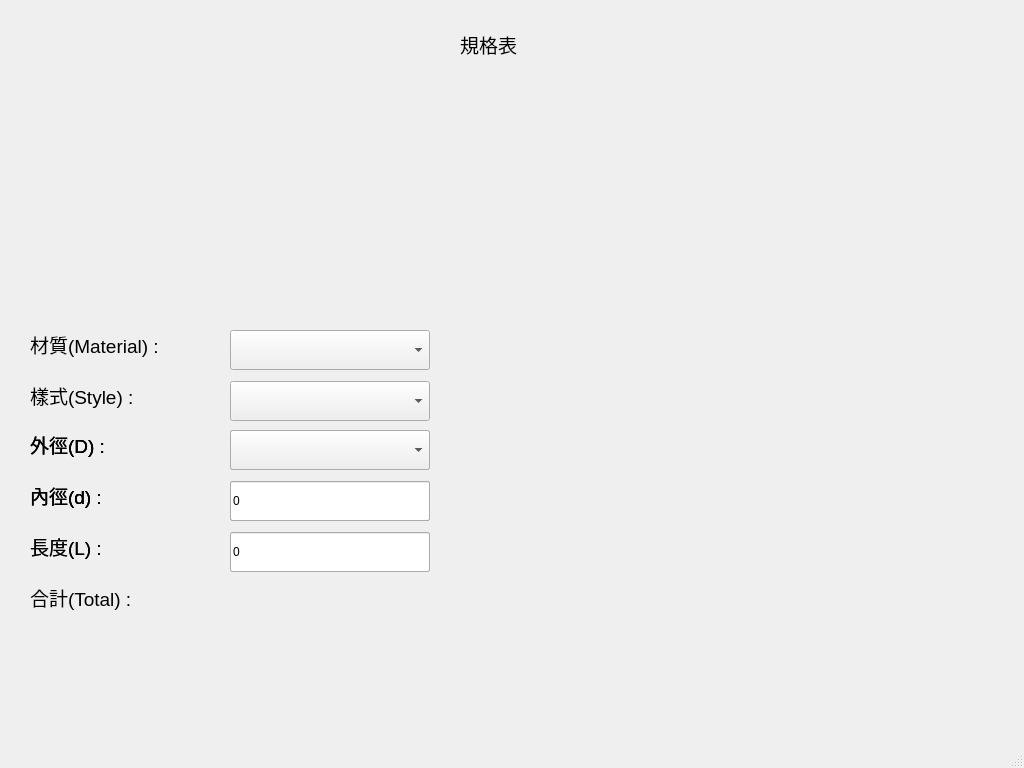
The window that resources/ui/materialCalculationView.ui (Chia-Peng/HungPoERP) describes before a commit, drawn with Qt 5.
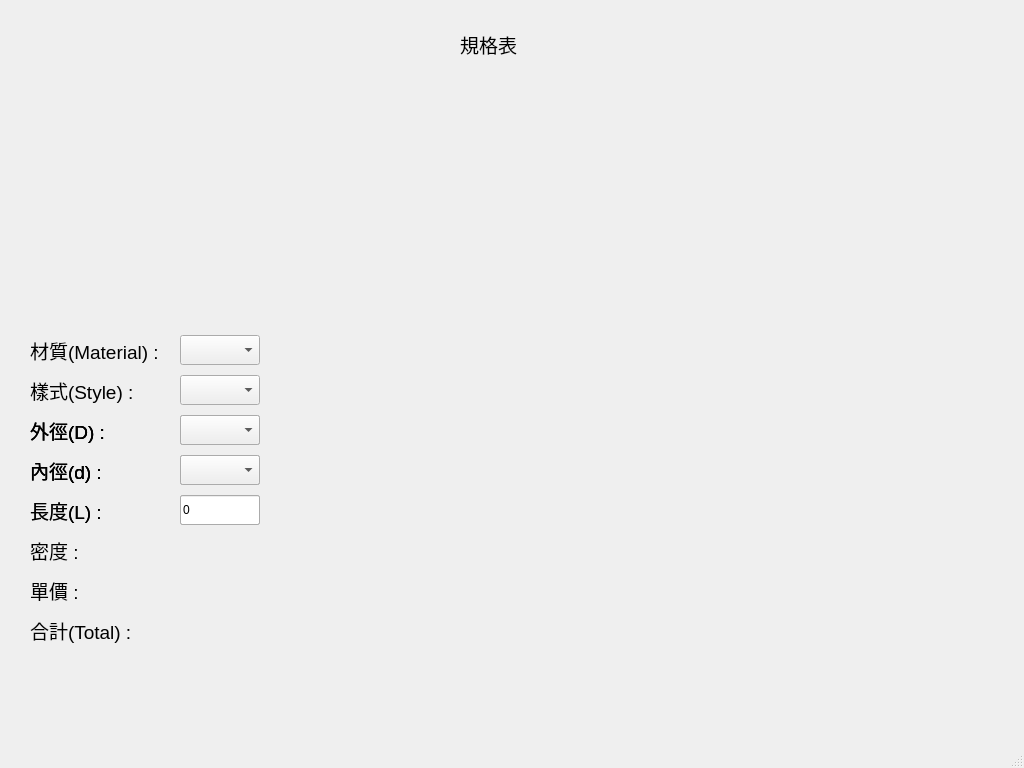
The same window after the commit.

```diff
--- a/resources/ui/materialCalculationView.ui
+++ b/resources/ui/materialCalculationView.ui
@@ -52,7 +52,7 @@
        <x>0</x>
        <y>0</y>
        <width>400</width>
-       <height>100</height>
+       <height>80</height>
       </rect>
      </property>
      <widget class="QLabel" name="label_2">
@@ -60,8 +60,8 @@
        <rect>
         <x>0</x>
         <y>0</y>
-        <width>200</width>
-        <height>50</height>
+        <width>150</width>
+        <height>40</height>
        </rect>
       </property>
       <property name="font">
@@ -73,16 +73,16 @@
        <string>材質(Material) :</string>
       </property>
       <property name="alignment">
-       <set>Qt::AlignLeading|Qt::AlignLeft|Qt::AlignTop</set>
+       <set>Qt::AlignLeading|Qt::AlignLeft|Qt::AlignVCenter</set>
       </property>
      </widget>
      <widget class="QLabel" name="label_3">
       <property name="geometry">
        <rect>
         <x>0</x>
-        <y>51</y>
-        <width>200</width>
-        <height>50</height>
+        <y>40</y>
+        <width>150</width>
+        <height>40</height>
        </rect>
       </property>
       <property name="font">
@@ -94,26 +94,26 @@
        <string>樣式(Style) :</string>
       </property>
       <property name="alignment">
-       <set>Qt::AlignLeading|Qt::AlignLeft|Qt::AlignTop</set>
+       <set>Qt::AlignLeading|Qt::AlignLeft|Qt::AlignVCenter</set>
       </property>
      </widget>
      <widget class="QComboBox" name="material_ComboBox">
       <property name="geometry">
        <rect>
-        <x>200</x>
-        <y>0</y>
-        <width>200</width>
-        <height>40</height>
+        <x>150</x>
+        <y>5</y>
+        <width>80</width>
+        <height>30</height>
        </rect>
       </property>
      </widget>
      <widget class="QComboBox" name="style_ComboBox">
       <property name="geometry">
        <rect>
-        <x>200</x>
-        <y>51</y>
-        <width>200</width>
-        <height>40</height>
+        <x>150</x>
+        <y>45</y>
+        <width>80</width>
+        <height>30</height>
        </rect>
       </property>
      </widget>
@@ -122,28 +122,28 @@
      <property name="geometry">
       <rect>
        <x>0</x>
-       <y>100</y>
+       <y>80</y>
        <width>400</width>
-       <height>150</height>
+       <height>120</height>
       </rect>
      </property>
      <widget class="QComboBox" name="typeA_ComboBox_1">
       <property name="geometry">
        <rect>
-        <x>200</x>
-        <y>0</y>
-        <width>200</width>
-        <height>40</height>
+        <x>150</x>
+        <y>5</y>
+        <width>80</width>
+        <height>30</height>
        </rect>
       </property>
      </widget>
      <widget class="QLineEdit" name="typeA_LineEdit_1">
       <property name="geometry">
        <rect>
-        <x>200</x>
-        <y>51</y>
-        <width>200</width>
-        <height>40</height>
+        <x>150</x>
+        <y>45</y>
+        <width>80</width>
+        <height>30</height>
        </rect>
       </property>
       <property name="text">
@@ -155,8 +155,8 @@
        <rect>
         <x>0</x>
         <y>0</y>
-        <width>200</width>
-        <height>50</height>
+        <width>150</width>
+        <height>40</height>
        </rect>
       </property>
       <property name="font">
@@ -168,16 +168,16 @@
        <string>外徑(D) :</string>
       </property>
       <property name="alignment">
-       <set>Qt::AlignLeading|Qt::AlignLeft|Qt::AlignTop</set>
+       <set>Qt::AlignLeading|Qt::AlignLeft|Qt::AlignVCenter</set>
       </property>
      </widget>
      <widget class="QLabel" name="typeA_Label_2">
       <property name="geometry">
        <rect>
         <x>0</x>
-        <y>51</y>
-        <width>200</width>
-        <height>50</height>
+        <y>40</y>
+        <width>150</width>
+        <height>40</height>
        </rect>
       </property>
       <property name="font">
@@ -189,7 +189,7 @@
        <string>內徑(d) :</string>
       </property>
       <property name="alignment">
-       <set>Qt::AlignLeading|Qt::AlignLeft|Qt::AlignTop</set>
+       <set>Qt::AlignLeading|Qt::AlignLeft|Qt::AlignVCenter</set>
       </property>
      </widget>
      <zorder>typeA_LineEdit_1</zorder>
@@ -201,9 +201,9 @@
      <property name="geometry">
       <rect>
        <x>0</x>
-       <y>253</y>
-       <width>200</width>
-       <height>50</height>
+       <y>200</y>
+       <width>150</width>
+       <height>40</height>
       </rect>
      </property>
      <property name="font">
@@ -212,19 +212,19 @@
       </font>
      </property>
      <property name="text">
-      <string>合計(Total) :</string>
+      <string>密度 :</string>
      </property>
      <property name="alignment">
-      <set>Qt::AlignLeading|Qt::AlignLeft|Qt::AlignTop</set>
+      <set>Qt::AlignLeading|Qt::AlignLeft|Qt::AlignVCenter</set>
      </property>
     </widget>
-    <widget class="QLabel" name="total_Label">
+    <widget class="QLabel" name="density_Label">
      <property name="geometry">
       <rect>
-       <x>200</x>
-       <y>253</y>
-       <width>200</width>
-       <height>40</height>
+       <x>150</x>
+       <y>205</y>
+       <width>80</width>
+       <height>30</height>
       </rect>
      </property>
      <property name="font">
@@ -243,38 +243,38 @@
      <property name="geometry">
       <rect>
        <x>0</x>
-       <y>100</y>
+       <y>80</y>
        <width>400</width>
-       <height>150</height>
+       <height>120</height>
       </rect>
      </property>
      <widget class="QComboBox" name="typeB_ComboBox_2">
       <property name="geometry">
        <rect>
-        <x>200</x>
-        <y>51</y>
-        <width>200</width>
-        <height>40</height>
+        <x>150</x>
+        <y>45</y>
+        <width>80</width>
+        <height>30</height>
        </rect>
       </property>
      </widget>
      <widget class="QComboBox" name="typeB_ComboBox_1">
       <property name="geometry">
        <rect>
-        <x>200</x>
-        <y>0</y>
-        <width>200</width>
-        <height>40</height>
+        <x>150</x>
+        <y>5</y>
+        <width>80</width>
+        <height>30</height>
        </rect>
       </property>
      </widget>
      <widget class="QLineEdit" name="typeB_LineEdit_1">
       <property name="geometry">
        <rect>
-        <x>200</x>
-        <y>102</y>
-        <width>200</width>
-        <height>40</height>
+        <x>150</x>
+        <y>85</y>
+        <width>80</width>
+        <height>30</height>
        </rect>
       </property>
       <property name="text">
@@ -286,8 +286,8 @@
        <rect>
         <x>0</x>
         <y>0</y>
-        <width>200</width>
-        <height>50</height>
+        <width>150</width>
+        <height>40</height>
        </rect>
       </property>
       <property name="font">
@@ -299,16 +299,16 @@
        <string>外徑(D) :</string>
       </property>
       <property name="alignment">
-       <set>Qt::AlignLeading|Qt::AlignLeft|Qt::AlignTop</set>
+       <set>Qt::AlignLeading|Qt::AlignLeft|Qt::AlignVCenter</set>
       </property>
      </widget>
      <widget class="QLabel" name="typeB_Label_2">
       <property name="geometry">
        <rect>
         <x>0</x>
-        <y>51</y>
-        <width>200</width>
-        <height>50</height>
+        <y>40</y>
+        <width>150</width>
+        <height>40</height>
        </rect>
       </property>
       <property name="font">
@@ -320,16 +320,16 @@
        <string>內徑(d) :</string>
       </property>
       <property name="alignment">
-       <set>Qt::AlignLeading|Qt::AlignLeft|Qt::AlignTop</set>
+       <set>Qt::AlignLeading|Qt::AlignLeft|Qt::AlignVCenter</set>
       </property>
      </widget>
      <widget class="QLabel" name="typeB_Label_3">
       <property name="geometry">
        <rect>
         <x>0</x>
-        <y>102</y>
-        <width>200</width>
-        <height>50</height>
+        <y>80</y>
+        <width>150</width>
+        <height>40</height>
        </rect>
       </property>
       <property name="font">
@@ -341,7 +341,7 @@
        <string>長度(L) :</string>
       </property>
       <property name="alignment">
-       <set>Qt::AlignLeading|Qt::AlignLeft|Qt::AlignTop</set>
+       <set>Qt::AlignLeading|Qt::AlignLeft|Qt::AlignVCenter</set>
       </property>
      </widget>
     </widget>
@@ -349,28 +349,28 @@
      <property name="geometry">
       <rect>
        <x>0</x>
-       <y>100</y>
+       <y>80</y>
        <width>400</width>
-       <height>150</height>
+       <height>120</height>
       </rect>
      </property>
      <widget class="QComboBox" name="typeC_ComboBox_1">
       <property name="geometry">
        <rect>
-        <x>200</x>
-        <y>0</y>
-        <width>200</width>
-        <height>40</height>
+        <x>150</x>
+        <y>5</y>
+        <width>80</width>
+        <height>30</height>
        </rect>
       </property>
      </widget>
      <widget class="QLineEdit" name="typeC_LineEdit_2">
       <property name="geometry">
        <rect>
-        <x>200</x>
-        <y>102</y>
-        <width>200</width>
-        <height>40</height>
+        <x>150</x>
+        <y>85</y>
+        <width>80</width>
+        <height>30</height>
        </rect>
       </property>
       <property name="text">
@@ -382,8 +382,8 @@
        <rect>
         <x>0</x>
         <y>0</y>
-        <width>200</width>
-        <height>50</height>
+        <width>150</width>
+        <height>40</height>
        </rect>
       </property>
       <property name="font">
@@ -395,16 +395,16 @@
        <string>外徑(D) :</string>
       </property>
       <property name="alignment">
-       <set>Qt::AlignLeading|Qt::AlignLeft|Qt::AlignTop</set>
+       <set>Qt::AlignLeading|Qt::AlignLeft|Qt::AlignVCenter</set>
       </property>
      </widget>
      <widget class="QLabel" name="typeC_Label_2">
       <property name="geometry">
        <rect>
         <x>0</x>
-        <y>51</y>
-        <width>200</width>
-        <height>50</height>
+        <y>40</y>
+        <width>150</width>
+        <height>40</height>
        </rect>
       </property>
       <property name="font">
@@ -416,16 +416,16 @@
        <string>內徑(d) :</string>
       </property>
       <property name="alignment">
-       <set>Qt::AlignLeading|Qt::AlignLeft|Qt::AlignTop</set>
+       <set>Qt::AlignLeading|Qt::AlignLeft|Qt::AlignVCenter</set>
       </property>
      </widget>
      <widget class="QLabel" name="typeC_Label_3">
       <property name="geometry">
        <rect>
         <x>0</x>
-        <y>102</y>
-        <width>200</width>
-        <height>50</height>
+        <y>80</y>
+        <width>150</width>
+        <height>40</height>
        </rect>
       </property>
       <property name="font">
@@ -437,16 +437,16 @@
        <string>長度(L) :</string>
       </property>
       <property name="alignment">
-       <set>Qt::AlignLeading|Qt::AlignLeft|Qt::AlignTop</set>
+       <set>Qt::AlignLeading|Qt::AlignLeft|Qt::AlignVCenter</set>
       </property>
      </widget>
      <widget class="QLineEdit" name="typeC_LineEdit_1">
       <property name="geometry">
        <rect>
-        <x>200</x>
-        <y>51</y>
-        <width>200</width>
-        <height>40</height>
+        <x>150</x>
+        <y>45</y>
+        <width>80</width>
+        <height>30</height>
        </rect>
       </property>
       <property name="text">
@@ -454,6 +454,91 @@
       </property>
      </widget>
     </widget>
+    <widget class="QLabel" name="label_5">
+     <property name="geometry">
+      <rect>
+       <x>0</x>
+       <y>240</y>
+       <width>150</width>
+       <height>40</height>
+      </rect>
+     </property>
+     <property name="font">
+      <font>
+       <pointsize>14</pointsize>
+      </font>
+     </property>
+     <property name="text">
+      <string>單價 :</string>
+     </property>
+     <property name="alignment">
+      <set>Qt::AlignLeading|Qt::AlignLeft|Qt::AlignVCenter</set>
+     </property>
+    </widget>
+    <widget class="QLabel" name="label_6">
+     <property name="geometry">
+      <rect>
+       <x>0</x>
+       <y>280</y>
+       <width>150</width>
+       <height>40</height>
+      </rect>
+     </property>
+     <property name="font">
+      <font>
+       <pointsize>14</pointsize>
+      </font>
+     </property>
+     <property name="text">
+      <string>合計(Total) :</string>
+     </property>
+     <property name="alignment">
+      <set>Qt::AlignLeading|Qt::AlignLeft|Qt::AlignVCenter</set>
+     </property>
+    </widget>
+    <widget class="QLabel" name="unitPrice_Label">
+     <property name="geometry">
+      <rect>
+       <x>150</x>
+       <y>245</y>
+       <width>80</width>
+       <height>30</height>
+      </rect>
+     </property>
+     <property name="font">
+      <font>
+       <pointsize>14</pointsize>
+      </font>
+     </property>
+     <property name="text">
+      <string/>
+     </property>
+     <property name="alignment">
+      <set>Qt::AlignLeading|Qt::AlignLeft|Qt::AlignTop</set>
+     </property>
+    </widget>
+    <widget class="QLabel" name="total_Label">
+     <property name="geometry">
+      <rect>
+       <x>150</x>
+       <y>285</y>
+       <width>80</width>
+       <height>30</height>
+      </rect>
+     </property>
+     <property name="font">
+      <font>
+       <pointsize>14</pointsize>
+      </font>
+     </property>
+     <property name="text">
+      <string/>
+     </property>
+     <property name="alignment">
+      <set>Qt::AlignLeading|Qt::AlignLeft|Qt::AlignTop</set>
+     </property>
+    </widget>
+    <zorder>specTypeC</zorder>
     <zorder>styleWidget</zorder>
     <zorder>label_8</zorder>
     <zorder>total_Label</zorder>
```
Left out of the diff: 11 changed lines with no effect on the pictures.
